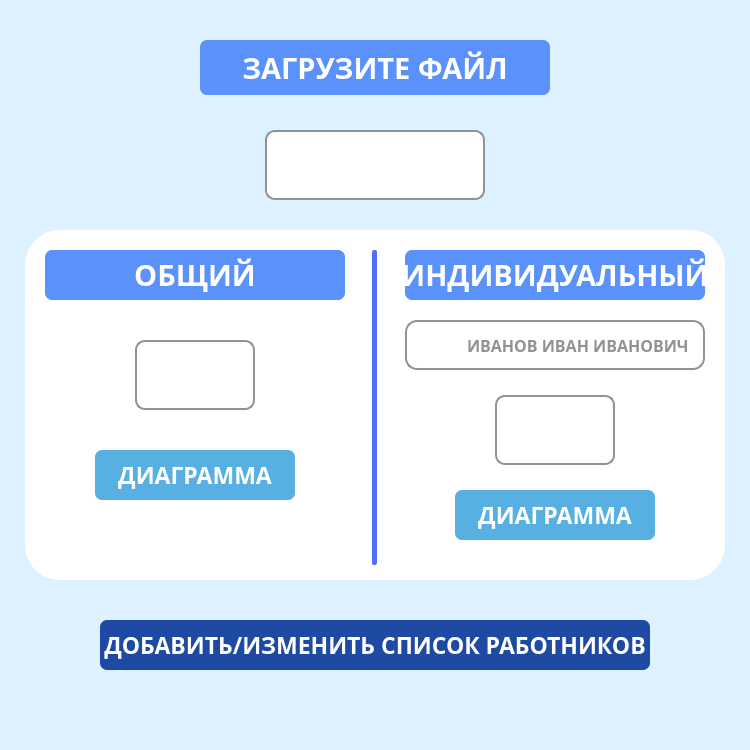
Before: the Qt Designer form design.ui in aleksgov/Telecom, drawn with Qt 5.
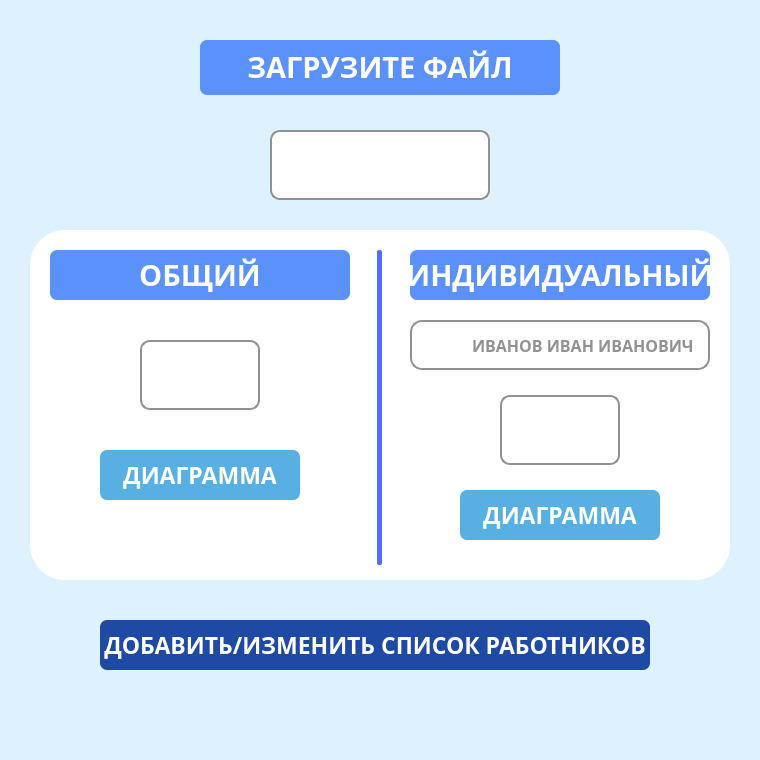
After: the same form once the commit is applied. Icons and pictures are not drawn.

```diff
--- a/design.ui
+++ b/design.ui
@@ -9,8 +9,8 @@
    <rect>
     <x>0</x>
     <y>0</y>
-    <width>750</width>
-    <height>750</height>
+    <width>760</width>
+    <height>760</height>
    </rect>
   </property>
   <property name="font">
@@ -33,7 +33,7 @@
    <widget class="QWidget" name="widget" native="true">
     <property name="geometry">
      <rect>
-      <x>25</x>
+      <x>30</x>
       <y>230</y>
       <width>700</width>
       <height>350</height>
@@ -462,7 +462,7 @@
     </property>
     <property name="geometry">
      <rect>
-      <x>265</x>
+      <x>270</x>
       <y>130</y>
       <width>220</width>
       <height>70</height>
@@ -511,13 +511,13 @@
      <rect>
       <x>200</x>
       <y>40</y>
-      <width>350</width>
+      <width>360</width>
       <height>55</height>
      </rect>
     </property>
     <property name="sizePolicy">
-     <sizepolicy hsizetype="Minimum" vsizetype="Minimum">
-      <horstretch>0</horstretch>
+     <sizepolicy hsizetype="Maximum" vsizetype="Maximum">
+      <horstretch>255</horstretch>
       <verstretch>0</verstretch>
      </sizepolicy>
     </property>
@@ -537,9 +537,21 @@
     <property name="text">
      <string>ЗАГРУЗИТЕ ФАЙЛ</string>
     </property>
+    <property name="textFormat">
+     <enum>Qt::RichText</enum>
+    </property>
+    <property name="scaledContents">
+     <bool>true</bool>
+    </property>
     <property name="alignment">
      <set>Qt::AlignCenter</set>
     </property>
+    <property name="wordWrap">
+     <bool>false</bool>
+    </property>
+    <property name="textInteractionFlags">
+     <set>Qt::NoTextInteraction</set>
+    </property>
    </widget>
   </widget>
   <widget class="QMenuBar" name="menubar">
```
Left out of the diff: 11 changed lines with no effect on the pictures.
